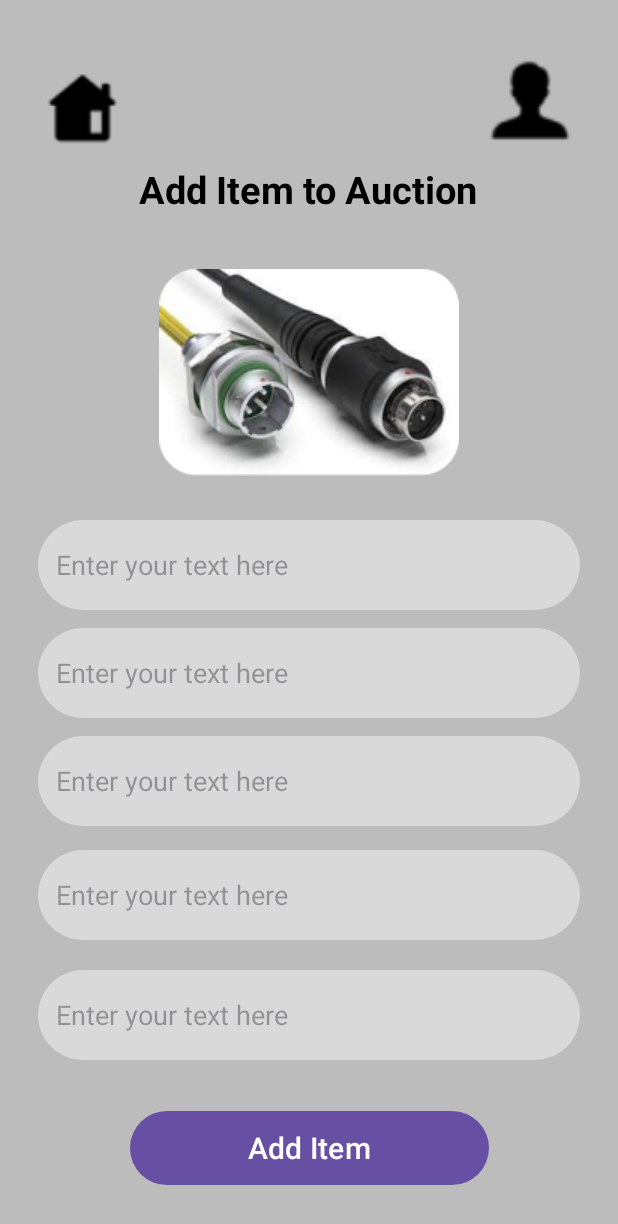
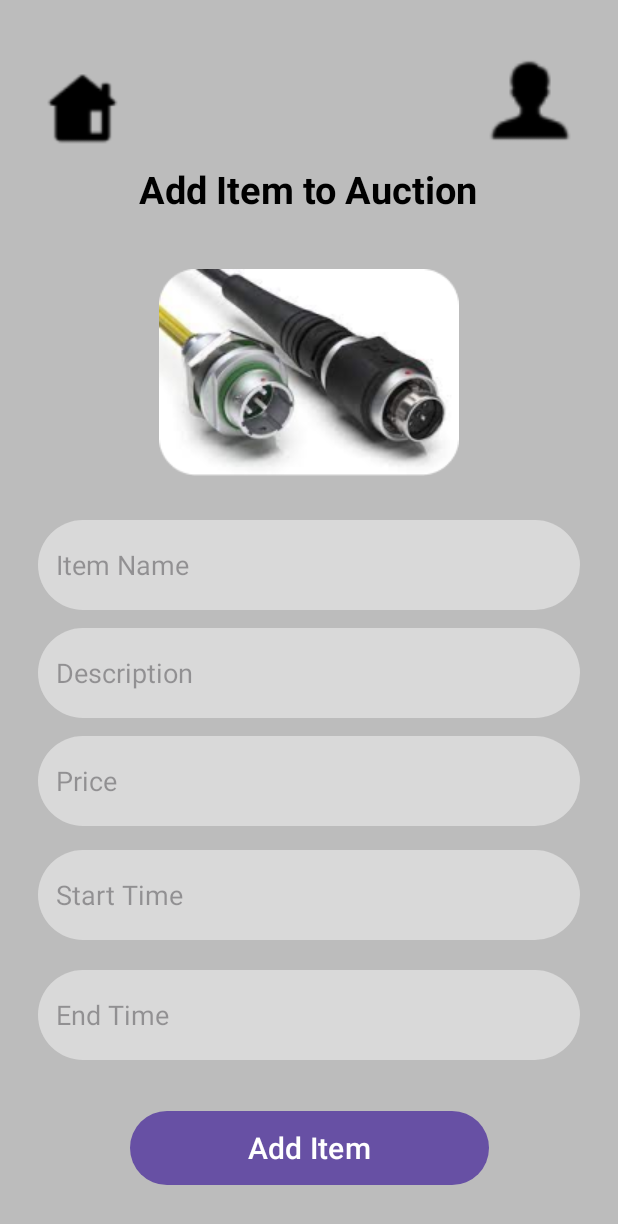
Before and after one commit to IT21237690/UEE-Project, an Android app: the screen it shows after launch (AddToAuction), on a phone screen of 412 x 824 dp. Shown: the top 1224 px of the screen. Run offline under Robolectric (Android 15) with nearby library versions, the phone set to English and light mode, and no system bars; our stand-ins replace Firebase (no records; nobody signed in at launch, a user with empty details on screens opened directly).

Commit message:
input feilds added

```diff
--- a/app/src/main/res/layout/activity_addtoauction.xml
+++ b/app/src/main/res/layout/activity_addtoauction.xml
@@ -51,7 +51,7 @@
         android:layout_width="361dp"
         android:layout_height="60dp"
         android:background="@drawable/rounded_edittext_bg"
-        android:hint="Enter your text here"
+        android:hint="Item Name"
         android:inputType="text"
         android:padding="12dp"
         app:layout_constraintBottom_toBottomOf="parent"
@@ -65,7 +65,7 @@
         android:layout_width="361dp"
         android:layout_height="60dp"
         android:background="@drawable/rounded_edittext_bg"
-        android:hint="Enter your text here"
+        android:hint="Description"
         android:inputType="text"
         android:padding="12dp"
         app:layout_constraintBottom_toBottomOf="parent"
@@ -79,7 +79,7 @@
         android:layout_width="361dp"
         android:layout_height="60dp"
         android:background="@drawable/rounded_edittext_bg"
-        android:hint="Enter your text here"
+        android:hint="Price"
         android:inputType="text"
         android:padding="12dp"
         app:layout_constraintBottom_toBottomOf="parent"
@@ -93,7 +93,7 @@
         android:layout_width="361dp"
         android:layout_height="60dp"
         android:background="@drawable/rounded_edittext_bg"
-        android:hint="Enter your text here"
+        android:hint="End Time"
         android:padding="12dp"
         android:focusable="false"
         android:clickable="true"
@@ -109,7 +109,7 @@
         android:layout_width="361dp"
         android:layout_height="60dp"
         android:background="@drawable/rounded_edittext_bg"
-        android:hint="Enter your text here"
+        android:hint="Start Time"
         android:inputType="none"
         android:padding="12dp"
         android:focusable="false"
```
